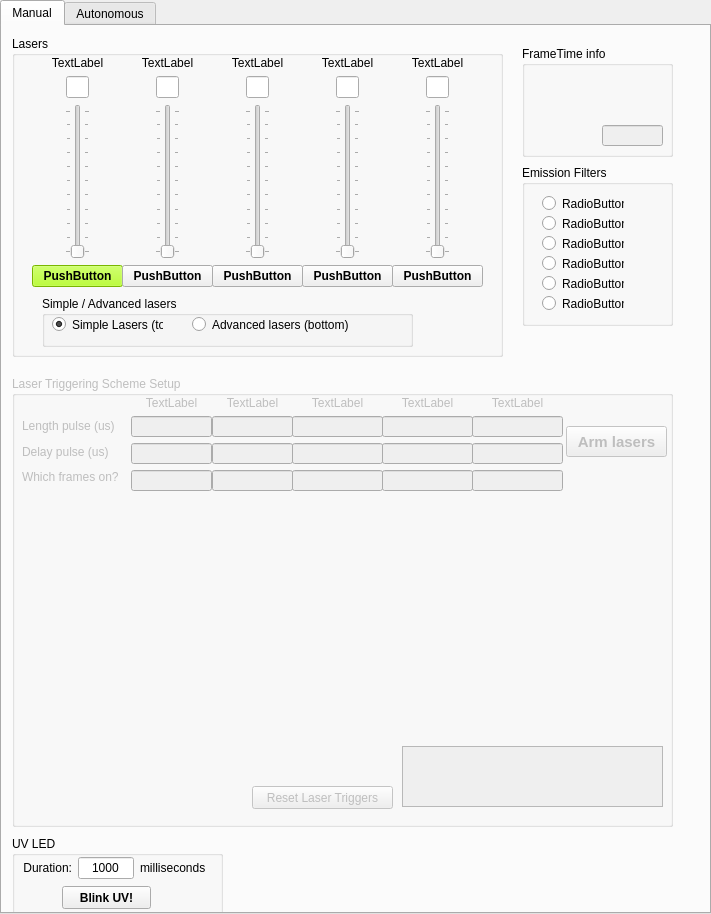
Before: the Qt Designer form GUI/GUI.ui in kjamartens/Gladoscopy, drawn with Qt 5.
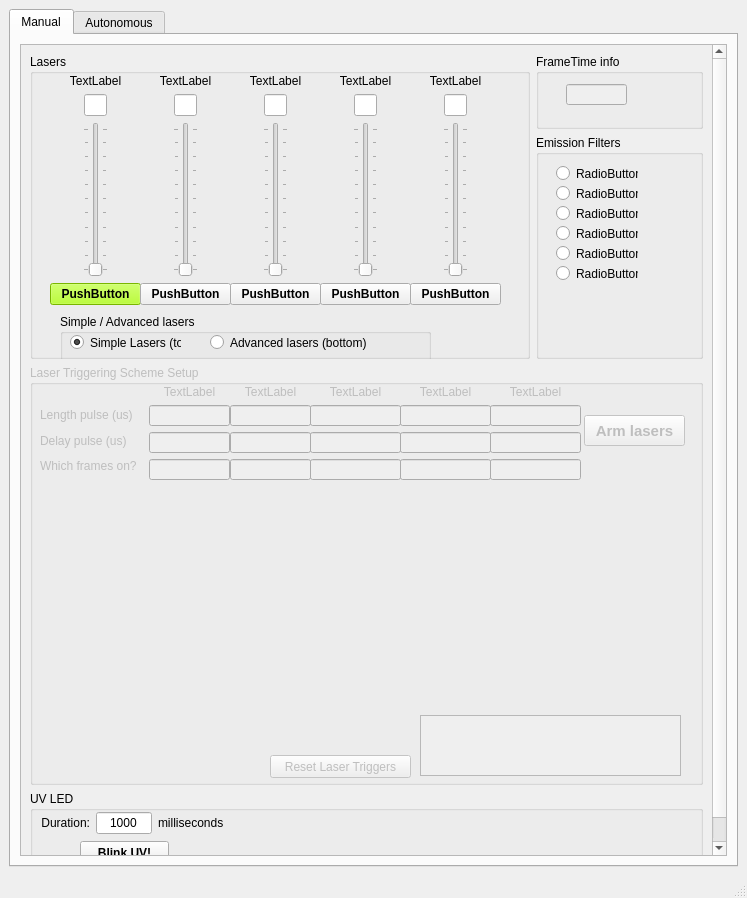
After: the same form once the commit is applied. Custom widgets are drawn as their Qt base class.

Commit message:
Proper QLayouts
Testing it for glados

What changed in the file:
```diff
--- a/GUI/GUI.ui
+++ b/GUI/GUI.ui
@@ -9,38 +9,23 @@
    <rect>
     <x>0</x>
     <y>0</y>
-    <width>711</width>
-    <height>914</height>
+    <width>747</width>
+    <height>898</height>
    </rect>
   </property>
-  <property name="sizePolicy">
-   <sizepolicy hsizetype="Fixed" vsizetype="Fixed">
-    <horstretch>0</horstretch>
-    <verstretch>0</verstretch>
-   </sizepolicy>
-  </property>
   <property name="minimumSize">
    <size>
-    <width>711</width>
-    <height>914</height>
+    <width>747</width>
+    <height>561</height>
    </size>
   </property>
   <property name="windowTitle">
    <string>Laser Controller</string>
   </property>
+  <widget class="QWidget" name="centralwidget">
+   <layout class="QVBoxLayout" name="verticalLayout_5">
+    <item>
   <widget class="QTabWidget" name="tabWidget">
-   <property name="sizePolicy">
-    <sizepolicy hsizetype="Fixed" vsizetype="Fixed">
-     <horstretch>0</horstretch>
-     <verstretch>0</verstretch>
-    </sizepolicy>
-   </property>
-   <property name="minimumSize">
-    <size>
-     <width>711</width>
-     <height>914</height>
-    </size>
-   </property>
    <property name="currentIndex">
     <number>0</number>
    </property>
@@ -48,19 +33,38 @@
     <attribute name="title">
      <string>Manual</string>
     </attribute>
-    <widget class="QGroupBox" name="LaserBox">
+       <layout class="QVBoxLayout" name="verticalLayout">
+        <item>
+         <widget class="QScrollArea" name="scrollArea">
+          <property name="widgetResizable">
+           <bool>true</bool>
+          </property>
+          <widget class="QWidget" name="scrollAreaWidgetContents">
      <property name="geometry">
       <rect>
-       <x>10</x>
-       <y>10</y>
-       <width>491</width>
-       <height>321</height>
-      </rect>
+             <x>0</x>
+             <y>0</y>
+             <width>686</width>
+             <height>839</height>
+            </rect>
+           </property>
+           <layout class="QVBoxLayout" name="verticalLayout_3">
+            <item>
+             <layout class="QVBoxLayout" name="verticalLayout_2">
+              <item>
+               <layout class="QHBoxLayout" name="horizontalLayout" stretch="3,1">
+                <item>
+                 <widget class="QGroupBox" name="LaserBox_2">
+                  <property name="minimumSize">
+                   <size>
+                    <width>0</width>
+                    <height>305</height>
+                   </size>
      </property>
      <property name="title">
       <string>Lasers</string>
      </property>
-     <widget class="QWidget" name="layoutWidget">
+                  <widget class="QWidget" name="layoutWidget_34">
       <property name="geometry">
        <rect>
         <x>20</x>
@@ -602,7 +606,7 @@
        </item>
       </layout>
      </widget>
-     <widget class="QWidget" name="layoutWidget_2">
+                  <widget class="QWidget" name="layoutWidget_35">
       <property name="geometry">
        <rect>
         <x>110</x>
@@ -726,7 +730,7 @@
        </item>
       </layout>
      </widget>
-     <widget class="QWidget" name="layoutWidget_3">
+                  <widget class="QWidget" name="layoutWidget_36">
       <property name="geometry">
        <rect>
         <x>200</x>
@@ -850,7 +854,7 @@
        </item>
       </layout>
      </widget>
-     <widget class="QWidget" name="layoutWidget_4">
+                  <widget class="QWidget" name="layoutWidget_37">
       <property name="geometry">
        <rect>
         <x>290</x>
@@ -974,7 +978,7 @@
        </item>
       </layout>
      </widget>
-     <widget class="QWidget" name="layoutWidget">
+                  <widget class="QWidget" name="layoutWidget_38">
       <property name="geometry">
        <rect>
         <x>380</x>
@@ -983,7 +987,7 @@
         <height>231</height>
        </rect>
       </property>
-      <layout class="QVBoxLayout" name="verticalLayout4">
+                   <layout class="QVBoxLayout" name="verticalLayout4_6">
        <item>
         <widget class="QLabel" name="NameLaser_4">
          <property name="text">
@@ -1041,9 +1045,9 @@
         </layout>
        </item>
        <item>
-        <layout class="QHBoxLayout" name="horizontalLayout">
+                     <layout class="QHBoxLayout" name="horizontalLayout_96">
          <item>
-          <spacer name="horizontalSpacer">
+                       <spacer name="horizontalSpacer_119">
            <property name="orientation">
             <enum>Qt::Horizontal</enum>
            </property>
@@ -1056,7 +1060,7 @@
           </spacer>
          </item>
          <item>
-          <widget class="QSlider" name="SliderLaser_4">
+                       <widget class="QSlider" name="SliderLaser_29">
            <property name="orientation">
             <enum>Qt::Vertical</enum>
            </property>
@@ -1069,7 +1073,7 @@
           </widget>
          </item>
          <item>
-          <spacer name="horizontalSpacer_2">
+                       <spacer name="horizontalSpacer_120">
            <property name="orientation">
             <enum>Qt::Horizontal</enum>
            </property>
@@ -1098,7 +1102,7 @@
        </item>
       </layout>
      </widget>
-     <widget class="QGroupBox" name="groupBox_easyAdvancedLasers">
+                  <widget class="QGroupBox" name="groupBox_easyAdvancedLasers_6">
       <property name="geometry">
        <rect>
         <x>30</x>
@@ -1141,19 +1145,35 @@
       </widget>
      </widget>
     </widget>
-    <widget class="QGroupBox" name="FWBox">
+                </item>
+                <item>
+                 <layout class="QVBoxLayout" name="verticalLayout_4" stretch="1,3">
+                  <item>
+                   <widget class="QGroupBox" name="groupBox_2">
+                    <property name="title">
+                     <string>FrameTime info</string>
+                    </property>
+                    <widget class="QLineEdit" name="frameTime_editBox_6">
+                     <property name="enabled">
+                      <bool>false</bool>
+                     </property>
      <property name="geometry">
       <rect>
-       <x>520</x>
-       <y>139</y>
-       <width>151</width>
-       <height>161</height>
-      </rect>
-     </property>
+                       <x>30</x>
+                       <y>30</y>
+                       <width>61</width>
+                       <height>21</height>
+                      </rect>
+                     </property>
+                    </widget>
+                   </widget>
+                  </item>
+                  <item>
+                   <widget class="QGroupBox" name="FWBox_2">
      <property name="title">
       <string>Emission Filters</string>
      </property>
-     <widget class="QRadioButton" name="FW_radioButton_0">
+                    <widget class="QRadioButton" name="FW_radioButton_24">
       <property name="geometry">
        <rect>
         <x>20</x>
@@ -1176,7 +1196,7 @@
        <bool>true</bool>
       </property>
      </widget>
-     <widget class="QRadioButton" name="FW_radioButton_3">
+                    <widget class="QRadioButton" name="FW_radioButton_25">
       <property name="geometry">
        <rect>
         <x>20</x>
@@ -1189,7 +1209,7 @@
        <string>RadioButton</string>
       </property>
      </widget>
-     <widget class="QRadioButton" name="FW_radioButton_4">
+                    <widget class="QRadioButton" name="FW_radioButton_26">
       <property name="geometry">
        <rect>
         <x>20</x>
@@ -1202,7 +1222,7 @@
        <string>RadioButton</string>
       </property>
      </widget>
-     <widget class="QRadioButton" name="FW_radioButton_2">
+                    <widget class="QRadioButton" name="FW_radioButton_27">
       <property name="geometry">
        <rect>
         <x>20</x>
@@ -1215,7 +1235,7 @@
        <string>RadioButton</string>
       </property>
      </widget>
-     <widget class="QRadioButton" name="FW_radioButton_1">
+                    <widget class="QRadioButton" name="FW_radioButton_28">
       <property name="geometry">
        <rect>
         <x>20</x>
@@ -1228,7 +1248,7 @@
        <string>RadioButton</string>
       </property>
      </widget>
-     <widget class="QRadioButton" name="FW_radioButton_5">
+                    <widget class="QRadioButton" name="FW_radioButton_29">
       <property name="geometry">
        <rect>
         <x>20</x>
@@ -1242,36 +1262,40 @@
       </property>
      </widget>
     </widget>
-    <widget class="QGroupBox" name="LaserTriggerSchemeBox">
+                  </item>
+                 </layout>
+                </item>
+               </layout>
+              </item>
+              <item>
+               <widget class="QGroupBox" name="LaserTriggerSchemeBox_2">
      <property name="enabled">
       <bool>false</bool>
      </property>
-     <property name="geometry">
-      <rect>
-       <x>10</x>
-       <y>350</y>
-       <width>661</width>
-       <height>451</height>
-      </rect>
+                <property name="minimumSize">
+                 <size>
+                  <width>500</width>
+                  <height>420</height>
+                 </size>
      </property>
      <property name="title">
       <string>Laser Triggering Scheme Setup</string>
      </property>
-     <widget class="PlotWidget" name="graphWidget" native="true">
+                <widget class="PlotWidget" name="graphWidget_5" native="true">
       <property name="geometry">
        <rect>
         <x>10</x>
         <y>150</y>
         <width>641</width>
-        <height>211</height>
+                   <height>191</height>
        </rect>
       </property>
      </widget>
-     <widget class="QPushButton" name="resetLasersTriggerButton">
+                <widget class="QPushButton" name="resetLasersTriggerButton_5">
       <property name="geometry">
        <rect>
         <x>240</x>
-        <y>410</y>
+                   <y>390</y>
         <width>141</width>
         <height>23</height>
        </rect>
@@ -1280,17 +1304,17 @@
        <string>Reset Laser Triggers</string>
       </property>
      </widget>
-     <widget class="QTextBrowser" name="VerboseBox">
+                <widget class="QTextBrowser" name="VerboseBox_5">
       <property name="geometry">
        <rect>
         <x>390</x>
-        <y>370</y>
+                   <y>350</y>
         <width>261</width>
         <height>61</height>
        </rect>
       </property>
      </widget>
-     <widget class="QWidget" name="horizontalLayoutWidget">
+                <widget class="QWidget" name="horizontalLayoutWidget_21">
       <property name="geometry">
        <rect>
         <x>280</x>
@@ -1301,9 +1325,9 @@
       </property>
       <layout class="QHBoxLayout" name="horizontalLayout_8">
        <item>
-        <layout class="QVBoxLayout" name="verticalLayout_3">
+                   <layout class="QVBoxLayout" name="verticalLayout_25">
          <item>
-          <widget class="QLabel" name="NameLaser_2_2">
+                     <widget class="QLabel" name="NameLaser_2_6">
            <property name="text">
             <string>TextLabel</string>
            </property>
@@ -1313,19 +1337,19 @@
           </widget>
          </item>
          <item>
-          <widget class="QLineEdit" name="Length_Edit_Laser_2"/>
+                     <widget class="QLineEdit" name="Length_Edit_Laser_20"/>
          </item>
          <item>
-          <widget class="QLineEdit" name="Delay_Edit_Laser_2"/>
+                     <widget class="QLineEdit" name="Delay_Edit_Laser_20"/>
          </item>
          <item>
-          <widget class="QLineEdit" name="BlinkFrames_Edit_Laser_2"/>
+                     <widget class="QLineEdit" name="BlinkFrames_Edit_Laser_20"/>
          </item>
         </layout>
        </item>
       </layout>
      </widget>
-     <widget class="QWidget" name="horizontalLayoutWidget_2">
+                <widget class="QWidget" name="horizontalLayoutWidget_22">
       <property name="geometry">
        <rect>
         <x>370</x>
@@ -1336,9 +1360,9 @@
       </property>
       <layout class="QHBoxLayout" name="horizontalLayout_9">
        <item>
-        <layout class="QVBoxLayout" name="verticalLayout_4">
+                   <layout class="QVBoxLayout" name="verticalLayout_26">
          <item>
-          <widget class="QLabel" name="NameLaser_3_2">
+                     <widget class="QLabel" name="NameLaser_3_6">
            <property name="text">
             <string>TextLabel</string>
            </property>
@@ -1348,19 +1372,19 @@
           </widget>
          </item>
          <item>
-          <widget class="QLineEdit" name="Length_Edit_Laser_3"/>
+                     <widget class="QLineEdit" name="Length_Edit_Laser_21"/>
          </item>
          <item>
-          <widget class="QLineEdit" name="Delay_Edit_Laser_3"/>
+                     <widget class="QLineEdit" name="Delay_Edit_Laser_21"/>
          </item>
          <item>
-          <widget class="QLineEdit" name="BlinkFrames_Edit_Laser_3"/>
+                     <widget class="QLineEdit" name="BlinkFrames_Edit_Laser_21"/>
          </item>
         </layout>
        </item>
       </layout>
      </widget>
-     <widget class="QWidget" name="horizontalLayoutWidget_3">
+                <widget class="QWidget" name="horizontalLayoutWidget_23">
       <property name="geometry">
        <rect>
         <x>460</x>
@@ -1371,9 +1395,9 @@
       </property>
       <layout class="QHBoxLayout" name="horizontalLayout_13">
        <item>
-        <layout class="QVBoxLayout" name="verticalLayout_5">
+                   <layout class="QVBoxLayout" name="verticalLayout_27">
          <item>
-          <widget class="QLabel" name="NameLaser_4_2">
+                     <widget class="QLabel" name="NameLaser_4_6">
            <property name="text">
             <string>TextLabel</string>
            </property>
@@ -1383,19 +1407,19 @@
           </widget>
          </item>
          <item>
-          <widget class="QLineEdit" name="Length_Edit_Laser_4"/>
+                     <widget class="QLineEdit" name="Length_Edit_Laser_22"/>
          </item>
          <item>
-          <widget class="QLineEdit" name="Delay_Edit_Laser_4"/>
+                     <widget class="QLineEdit" name="Delay_Edit_Laser_22"/>
          </item>
          <item>
-          <widget class="QLineEdit" name="BlinkFrames_Edit_Laser_4"/>
+                     <widget class="QLineEdit" name="BlinkFrames_Edit_Laser_22"/>
          </item>
         </layout>
        </item>
       </layout>
      </widget>
-     <widget class="QWidget" name="horizontalLayoutWidget_4">
+                <widget class="QWidget" name="horizontalLayoutWidget_24">
       <property name="geometry">
        <rect>
         <x>200</x>
@@ -1406,9 +1430,9 @@
       </property>
       <layout class="QHBoxLayout" name="horizontalLayout_14">
        <item>
-        <layout class="QVBoxLayout" name="verticalLayout_2">
+                   <layout class="QVBoxLayout" name="verticalLayout_28">
          <item>
-          <widget class="QLabel" name="NameLaser_1_2">
+                     <widget class="QLabel" name="NameLaser_1_6">
            <property name="text">
             <string>TextLabel</string>
            </property>
@@ -1418,19 +1442,19 @@
           </widget>
          </item>
          <item>
-          <widget class="QLineEdit" name="Length_Edit_Laser_1"/>
+                     <widget class="QLineEdit" name="Length_Edit_Laser_23"/>
          </item>
          <item>
-          <widget class="QLineEdit" name="Delay_Edit_Laser_1"/>
+                     <widget class="QLineEdit" name="Delay_Edit_Laser_23"/>
          </item>
          <item>
-          <widget class="QLineEdit" name="BlinkFrames_Edit_Laser_1"/>
+                     <widget class="QLineEdit" name="BlinkFrames_Edit_Laser_23"/>
          </item>
         </layout>
        </item>
       </layout>
      </widget>
-     <widget class="QWidget" name="horizontalLayoutWidget_5">
+                <widget class="QWidget" name="horizontalLayoutWidget_25">
       <property name="geometry">
        <rect>
         <x>119</x>
@@ -1441,9 +1465,9 @@
       </property>
       <layout class="QHBoxLayout" name="horizontalLayout_15">
        <item>
-        <layout class="QVBoxLayout" name="verticalLayout">
+                   <layout class="QVBoxLayout" name="verticalLayout_29">
          <item>
-          <widget class="QLabel" name="NameLaser_0_2">
+                     <widget class="QLabel" name="NameLaser_0_6">
            <property name="text">
             <string>TextLabel</string>
            </property>
@@ -1453,19 +1477,19 @@
           </widget>
          </item>
          <item>
-          <widget class="QLineEdit" name="Length_Edit_Laser_0"/>
+                     <widget class="QLineEdit" name="Length_Edit_Laser_24"/>
          </item>
          <item>
-          <widget class="QLineEdit" name="Delay_Edit_Laser_0"/>
+                     <widget class="QLineEdit" name="Delay_Edit_Laser_24"/>
          </item>
          <item>
-          <widget class="QLineEdit" name="BlinkFrames_Edit_Laser_0"/>
+                     <widget class="QLineEdit" name="BlinkFrames_Edit_Laser_24"/>
          </item>
         </layout>
        </item>
       </layout>
      </widget>
-     <widget class="QPushButton" name="ARMlaserTriggerPushButton">
+                <widget class="QPushButton" name="ARMlaserTriggerPushButton_5">
       <property name="geometry">
        <rect>
         <x>554</x>
@@ -1485,7 +1509,7 @@
        <string>Arm lasers</string>
       </property>
      </widget>
-     <widget class="QWidget" name="layoutWidget">
+                <widget class="QWidget" name="layoutWidget_31">
       <property name="geometry">
        <rect>
         <x>10</x>
@@ -1494,7 +1518,7 @@
         <height>71</height>
        </rect>
       </property>
-      <layout class="QVBoxLayout" name="verticalLayout_6">
+                 <layout class="QVBoxLayout" name="verticalLayout_30">
        <item>
         <widget class="QLabel" name="label">
          <property name="text">
@@ -1519,45 +1543,19 @@
       </layout>
      </widget>
     </widget>
-    <widget class="QGroupBox" name="groupBox">
-     <property name="geometry">
-      <rect>
-       <x>520</x>
-       <y>20</y>
-       <width>151</width>
-       <height>111</height>
-      </rect>
-     </property>
-     <property name="title">
-      <string>FrameTime info</string>
-     </property>
-     <widget class="QLineEdit" name="frameTime_editBox">
-      <property name="enabled">
-       <bool>false</bool>
-      </property>
-      <property name="geometry">
-       <rect>
-        <x>80</x>
-        <y>79</y>
-        <width>61</width>
-        <height>21</height>
-       </rect>
-      </property>
-     </widget>
-    </widget>
-    <widget class="QGroupBox" name="UVLED_groupBox">
-     <property name="geometry">
-      <rect>
-       <x>10</x>
-       <y>810</y>
-       <width>211</width>
+              </item>
+              <item>
+               <widget class="QGroupBox" name="UVLED_groupBox_2">
+                <property name="minimumSize">
+                 <size>
+                  <width>0</width>
        <height>80</height>
-      </rect>
+                 </size>
      </property>
      <property name="title">
       <string>UV LED</string>
      </property>
-     <widget class="QPushButton" name="PushUVLED">
+                <widget class="QPushButton" name="PushUVLED_5">
       <property name="geometry">
        <rect>
         <x>50</x>
@@ -1576,7 +1574,7 @@
        <string>Blink UV!</string>
       </property>
      </widget>
-     <widget class="QWidget" name="">
+                <widget class="QWidget" name="layoutWidget_32">
       <property name="geometry">
        <rect>
         <x>11</x>
@@ -1585,7 +1583,7 @@
         <height>22</height>
        </rect>
       </property>
-      <layout class="QHBoxLayout" name="horizontalLayout_16">
+                 <layout class="QHBoxLayout" name="horizontalLayout_81">
        <item>
         <widget class="QLabel" name="NameLaser_5">
          <property name="text">
@@ -1625,6 +1623,14 @@
       </layout>
      </widget>
     </widget>
+              </item>
+             </layout>
+            </item>
+           </layout>
+          </widget>
+         </widget>
+        </item>
+       </layout>
    </widget>
    <widget class="QWidget" name="tab_autonomous">
     <attribute name="title">
@@ -1632,6 +1638,10 @@
     </attribute>
    </widget>
   </widget>
+    </item>
+   </layout>
+  </widget>
+  <widget class="QStatusBar" name="statusbar"/>
  </widget>
  <customwidgets>
   <customwidget>
```
Left out of the diff: 135 changed lines with no effect on the pictures. Lines whose indentation alone changed are shown as unchanged. The commit also changes 1 other file.
